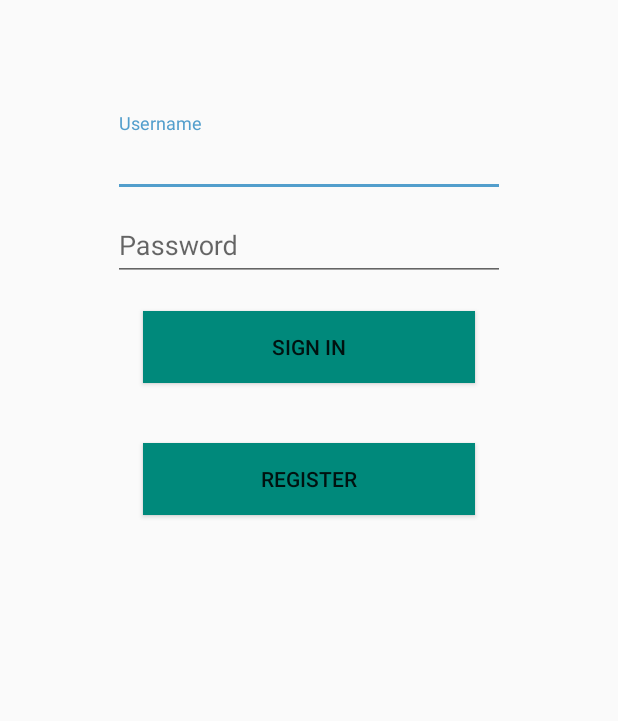
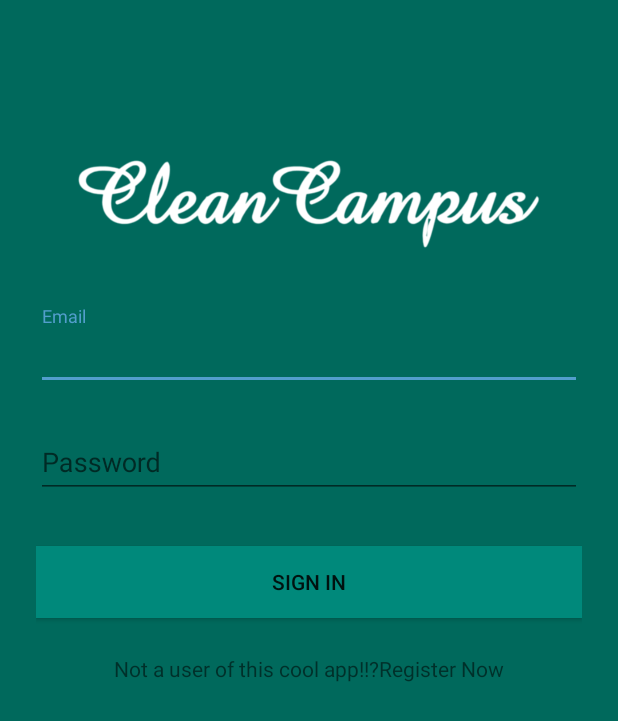
Before and after one commit to kaushalbhardwaj/CleanCampus, an Android app: the LoginActivity screen opened directly, with no data from a screen before it, on a phone screen of 412 x 824 dp. Shown: the top 721 px of the screen. Run offline under Robolectric (Android 15) with nearby library versions, the phone set to English and light mode, and no system bars.

Commit message:
merged repo

```diff
--- a/app/src/main/java/com/cleancampus/activity/LoginActivity.java
+++ b/app/src/main/java/com/cleancampus/activity/LoginActivity.java
@@ -7,6 +7,7 @@ import android.support.v7.app.AppCompatActivity;
 import android.view.View;
 import android.widget.Button;
 import android.widget.EditText;
+import android.widget.TextView;
 
 import com.cleancampus.R;
 
@@ -15,7 +16,7 @@ import com.cleancampus.R;
  */
 public class LoginActivity extends AppCompatActivity {
     private Button login;
-    private Button register;
+    private TextView registerText;
     private EditText username;
     private EditText password;
     @Override
@@ -23,7 +24,7 @@ public class LoginActivity extends AppCompatActivity {
         super.onCreate(savedInstanceState);
         setContentView(R.layout.login);
         login =(Button)findViewById(R.id.login_button);
-        register=(Button) findViewById(R.id.signup);
+        registerText =(TextView) findViewById(R.id.register_text);
         username =(EditText) findViewById(R.id.username);
         password =(EditText) findViewById(R.id.password);
         login.setOnClickListener(new View.OnClickListener() {
@@ -35,7 +36,7 @@ public class LoginActivity extends AppCompatActivity {
             }
         });
 
-        register.setOnClickListener(new View.OnClickListener() {
+       registerText.setOnClickListener(new View.OnClickListener() {
             @Override
             public void onClick(View view) {
                 Intent registerIntent = new Intent(getApplicationContext(),RegisterActivity.class);
--- a/app/src/main/res/layout/fragment_motivation.xml
+++ b/app/src/main/res/layout/fragment_motivation.xml
@@ -4,9 +4,5 @@
     android:layout_height="match_parent"
     tools:context=".fragment.Motivation">
 
-  <android.support.v7.widget.RecyclerView
-      android:id="@+id/motivation_recycler"
-      android:layout_width="match_parent"
-      android:layout_height="wrap_content"
-      ></android.support.v7.widget.RecyclerView>
+
 </FrameLayout>
--- a/app/src/main/res/layout/login.xml
+++ b/app/src/main/res/layout/login.xml
@@ -1,26 +1,38 @@
 <?xml version="1.0" encoding="utf-8"?>
 <LinearLayout xmlns:android="http://schemas.android.com/apk/res/android"
     android:layout_width="match_parent"
-    android:layout_height="wrap_content"
-    android:layout_margin="75dp"
+    android:layout_height="match_parent"
+    android:background="@color/md_teal_800"
     android:orientation="vertical">
 
 
-    <RelativeLayout
+    <LinearLayout
         android:layout_width="match_parent"
         android:layout_height="match_parent"
-        android:orientation="vertical">
+        android:orientation="vertical"
+        android:paddingLeft="24dp"
+        android:paddingRight="24dp"
+        android:paddingTop="100dp">
+
+        <ImageView
+            android:id="@+id/image"
+            android:layout_width="wrap_content"
+            android:layout_height="72dp"
+            android:layout_marginBottom="24dp"
+            android:src="@drawable/image" />
 
         <android.support.design.widget.TextInputLayout
             android:id="@+id/input_username"
             android:layout_width="match_parent"
-            android:layout_height="wrap_content">
+            android:layout_height="wrap_content"
+            android:layout_marginBottom="8dp"
+            android:layout_marginTop="8dp">
 
             <EditText
                 android:id="@+id/username"
                 android:layout_width="match_parent"
                 android:layout_height="wrap_content"
-                android:hint="Username" />
+                android:hint="Email" />
 
         </android.support.design.widget.TextInputLayout>
 
@@ -28,7 +40,8 @@
             android:id="@+id/input_password"
             android:layout_width="match_parent"
             android:layout_height="wrap_content"
-            android:layout_below="@id/input_username"
+            android:layout_marginBottom="8dp"
+            android:layout_marginTop="8dp"
 
             >
 
@@ -41,25 +54,23 @@
 
         </android.support.design.widget.TextInputLayout>
 
-        <Button
+        <android.support.v7.widget.AppCompatButton
             android:id="@+id/login_button"
             android:layout_width="match_parent"
             android:layout_height="wrap_content"
-            android:layout_below="@id/input_password"
-            android:layout_centerHorizontal="true"
-            android:layout_margin="20dp"
+            android:layout_marginBottom="24dp"
+            android:layout_marginTop="24dp"
             android:background="@color/md_teal_600"
+            android:padding="12dp"
             android:text="Sign In" />
 
+        <TextView
+            android:id="@+id/register_text"
+            android:layout_width="wrap_content"
+            android:layout_height="wrap_content"
+            android:layout_gravity="center"
+            android:text="Not a user of this cool app!!?Register Now" />
 
-        <Button
-            android:id="@+id/signup"
-            android:layout_width="match_parent"
-            android:layout_height="wrap_content"
-            android:layout_below="@id/login_button"
-            android:layout_centerHorizontal="true"
-            android:layout_margin="20dp"
-            android:background="@color/md_teal_600"
-            android:text="Register" />
-    </RelativeLayout>
+
+    </LinearLayout>
 </LinearLayout>
```
Also changed, not shown: app/src/main/java/com/cleancampus/adapter/MotivationAdapter.java (deleted, +0 -36 lines), app/src/main/res/layout/register.xml (+29 -14 lines), app/src/main/res/drawable/image.png (added).
